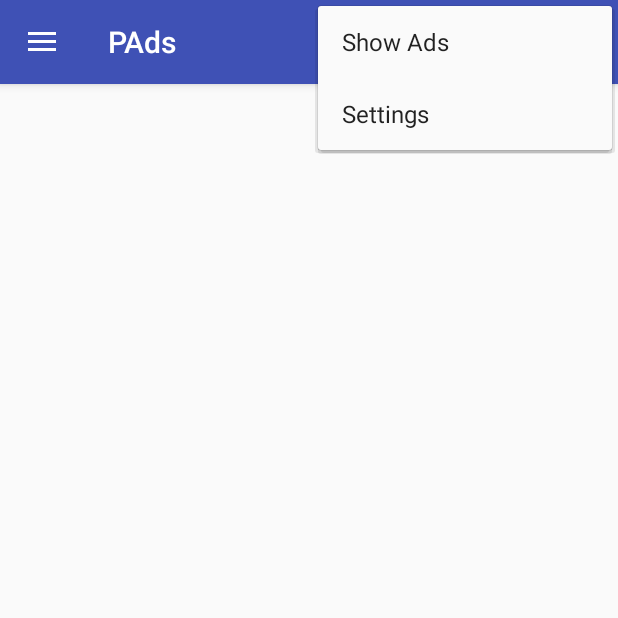
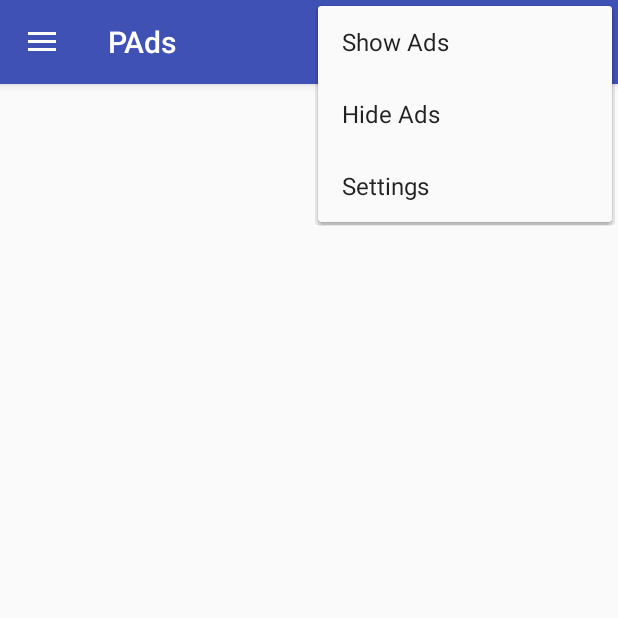
Before and after one commit to junvirgabi/PAds, an Android app: the screen it shows after launch (MainActivity), with the options menu open, on a phone screen of 412 x 824 dp, the top half of it. Run offline under Robolectric (Android 15) with nearby library versions, the phone set to English and light mode, and no system bars; libraries missing offline, so code that uses them is left out: com.facebook; 3 statements that could not run were skipped.

Commit message:
Added hide_ads in onItemOptionsSelected, added value in strings.xml, Improved Advertisement Controller

```diff
--- a/app/src/main/java/com/pads/Controllers/AdvertisementController.java
+++ b/app/src/main/java/com/pads/Controllers/AdvertisementController.java
@@ -16,53 +16,53 @@ public class AdvertisementController {
     public AdvertisementController() {
         // create all the advertisements here
         mAdvertisementsList = new ArrayList<>();
-        mAdvertisementsList.add(new Advertisement("DIGIDAY", "Shopping/Retail", R.drawable.a1));
-        mAdvertisementsList.add(new Advertisement("McDonalds", "Food/Beverages", R.drawable.a2));
-        mAdvertisementsList.add(new Advertisement("File Swap", "Computers/Technology", R.drawable.a3));
-        mAdvertisementsList.add(new Advertisement("Abel's Pet Market", "Pet Services", R.drawable.a4));
-        mAdvertisementsList.add(new Advertisement("Mcdonalds", "Food/Beverages", R.drawable.a5));
-        mAdvertisementsList.add(new Advertisement("Energy Burner", "Health/Beauty", R.drawable.a6));
-        mAdvertisementsList.add(new Advertisement("Star Wars", "Movie", R.drawable.a7));
-        mAdvertisementsList.add(new Advertisement("Last Minute Mobile", "Computers/Technology", R.drawable.a8));
-        mAdvertisementsList.add(new Advertisement("Audible", "Computers/Technology", R.drawable.a9));
-        mAdvertisementsList.add(new Advertisement("Traveling Dog.Net", "Pet Services", R.drawable.a10));
-        mAdvertisementsList.add(new Advertisement("STD ", "Internet/Software", R.drawable.a11));
-        mAdvertisementsList.add(new Advertisement("Bullwacks Casino", "Hotel", R.drawable.a12));
-        mAdvertisementsList.add(new Advertisement("Citi Bank", "Bank", R.drawable.a13));
-        mAdvertisementsList.add(new Advertisement("Yahoo", "Media/News/Publishing", R.drawable.a14));
-        mAdvertisementsList.add(new Advertisement("3D Issue", "Media/News/Publishing", R.drawable.a15));
-        mAdvertisementsList.add(new Advertisement("FedEx", "Product/Service", R.drawable.a16));
-        mAdvertisementsList.add(new Advertisement("Ikea", "Furniture", R.drawable.a17));
-        mAdvertisementsList.add(new Advertisement("IMBA", "Cause", R.drawable.a18));
-        mAdvertisementsList.add(new Advertisement("Clearance", "Shopping", R.drawable.a19));
-        mAdvertisementsList.add(new Advertisement("KitKat", "Food/Beverages", R.drawable.a20));
-        mAdvertisementsList.add(new Advertisement("Bendigo", "Bank", R.drawable.a21));
-        mAdvertisementsList.add(new Advertisement("Itunes", "Music", R.drawable.a22));
-        mAdvertisementsList.add(new Advertisement("GAF", "Computers/Technology", R.drawable.a23));
-        mAdvertisementsList.add(new Advertisement("Adidas", "Shopping", R.drawable.a24));
-        mAdvertisementsList.add(new Advertisement("SoftLayer", "Internet/Software", R.drawable.a25));
-        mAdvertisementsList.add(new Advertisement("Quiz", "Internet/Software", R.drawable.a26));
-        mAdvertisementsList.add(new Advertisement("Unleash", "Electronics", R.drawable.a27));
-        mAdvertisementsList.add(new Advertisement("DiabetesAA", "Health/Medical/Pharmacy", R.drawable.a28));
-        mAdvertisementsList.add(new Advertisement("Chase", "Product/Service", R.drawable.a29));
-        mAdvertisementsList.add(new Advertisement("Hawaii Smart Shopper", "Shopping/Retail", R.drawable.a30));
-        mAdvertisementsList.add(new Advertisement("Bradleys", "Product/Service", R.drawable.a31));
-        mAdvertisementsList.add(new Advertisement("BookHotel", "Hotel", R.drawable.a32));
-        mAdvertisementsList.add(new Advertisement("Deals", "Shopping", R.drawable.a33));
-        mAdvertisementsList.add(new Advertisement("SpringNote", "Internet/Software", R.drawable.a34));
-        mAdvertisementsList.add(new Advertisement("Hobby/Lobby", "Travel/Leisure", R.drawable.a35));
-        mAdvertisementsList.add(new Advertisement("Discover", "Retail and consumer merchandise", R.drawable.a36));
-        mAdvertisementsList.add(new Advertisement("Samsung", "Appliance", R.drawable.a37));
-        mAdvertisementsList.add(new Advertisement("Radisson Blu", "Hotel", R.drawable.a38));
-        mAdvertisementsList.add(new Advertisement("Save", "Retail and consumer merchandise", R.drawable.a39));
-        mAdvertisementsList.add(new Advertisement("People", "Internet/Software", R.drawable.a40));
-        mAdvertisementsList.add(new Advertisement("Abigail's Hotel", "Pet Services", R.drawable.a41));
-        mAdvertisementsList.add(new Advertisement("Photobox", "Internet Services", R.drawable.a42));
-        mAdvertisementsList.add(new Advertisement("Mazda", "Automobiles and Parts", R.drawable.a43));
-        mAdvertisementsList.add(new Advertisement("Pop Shop", "Entertainment", R.drawable.a44));
-        mAdvertisementsList.add(new Advertisement("Low", "Business", R.drawable.a45));
-        mAdvertisementsList.add(new Advertisement("Parent Brand", "Automobiles and Parts", R.drawable.a46));
-        mAdvertisementsList.add(new Advertisement("Toy Story", "Entertainment", R.drawable.a47));
+        mAdvertisementsList.add(new Advertisement("http://digiday.com/","DIGIDAY", "Media/News/Publishing", R.drawable.a1));
+        mAdvertisementsList.add(new Advertisement("https://www.mcdonalds.com.ph/","McDonalds", "Food/Beverages", R.drawable.a2));
+        mAdvertisementsList.add(new Advertisement("https://www.fileswap.com/","File Swap", "Computers/Technology", R.drawable.a3));
+        mAdvertisementsList.add(new Advertisement("http://www.abelpetsupply.com/","Abel's Pet Market", "Pet Services", R.drawable.a4));
+        mAdvertisementsList.add(new Advertisement("https://www.mcdonalds.com.ph/","Mcdonalds", "Food/Beverages", R.drawable.a5));
+        mAdvertisementsList.add(new Advertisement("http://burnerenergy.com/services/","Energy Burner", "Health/Beauty", R.drawable.a6));
+        mAdvertisementsList.add(new Advertisement("http://www.starwars.com/","Star Wars", "Movie", R.drawable.a7));
+        mAdvertisementsList.add(new Advertisement("http://m.lastminute.com/","Last Minute Mobile", "Computers/Technology", R.drawable.a8));
+        mAdvertisementsList.add(new Advertisement("http://www.amazon.com/b?node=2402172011","Audible", "Computers/Technology", R.drawable.a9));
+        mAdvertisementsList.add(new Advertisement("http://www.dogtravelcompany.net/","Traveling Dog.Net", "Pet Services", R.drawable.a10));
+        mAdvertisementsList.add(new Advertisement("https://en.wikipedia.org/wiki/Internet_Standard","STD ", "Internet/Software", R.drawable.a11));
+        mAdvertisementsList.add(new Advertisement("https://www.tripadvisor.com.ph/Attraction_Review-g33319-d276039-Reviews-Bullwhackers_Casino-Black_Hawk_Colorado.html","Bullwacks Casino", "Hotel", R.drawable.a12));
+        mAdvertisementsList.add(new Advertisement("https://www.citibank.com.ph/portal/citiph_home.htm","Citi Bank", "Bank", R.drawable.a13));
+        mAdvertisementsList.add(new Advertisement("http://yahoomail.com/","Yahoo", "Media/News/Publishing", R.drawable.a14));
+        mAdvertisementsList.add(new Advertisement("https://www.3dissue.com/","3D Issue", "Media/News/Publishing", R.drawable.a15));
+        mAdvertisementsList.add(new Advertisement("http://www.fedex.com/us/","  FedEx", "Product/Service", R.drawable.a16));
+        mAdvertisementsList.add(new Advertisement("http://www.ikea.com/","Ikea", "Furniture", R.drawable.a17));
+        mAdvertisementsList.add(new Advertisement("https://www.imba.com/","IMBA", "Cause", R.drawable.a18));
+        mAdvertisementsList.add(new Advertisement("https://en.wikipedia.org/wiki/Clearance","Clearance", "Shopping", R.drawable.a19));
+        mAdvertisementsList.add(new Advertisement("https://www.kitkat.com/","KitKat", "Food/Beverages", R.drawable.a20));
+        mAdvertisementsList.add(new Advertisement("https://www.bendigobank.com.au/public/","Bendigo", "Bank", R.drawable.a21));
+        mAdvertisementsList.add(new Advertisement("http://www.apple.com/itunes/","Itunes", "Music", R.drawable.a22));
+        mAdvertisementsList.add(new Advertisement("http://www.gaf.com/","GAF", "Computers/Technology", R.drawable.a23));
+        mAdvertisementsList.add(new Advertisement("http://shop.adidas.com.ph/?gclid=Cj0KEQjw5Z63BRCLqqLtpc6dk7gBEiQA0OuhsLRQSX5m9kkstuwkcu_KoRScG-H7OlAmcDJmscFxBygaAmLs8P8HAQ","Adidas", "Shopping", R.drawable.a24));
+        mAdvertisementsList.add(new Advertisement("http://www.softlayer.com/info/break-boundaries-compute?utm_source=google&utm_medium=cpc&utm_content=Brand_-_SoftLayer&utm_campaign=AP_-_ASEAN_-_English_-_Philippines_-_Search_-_Google_-_Brand&utm_term=softlayer&matchtype=e&_bt=95792409482&_bk=softlayer&_bm=e&adgroup=Brand_-_SoftLayer","SoftLayer", "Internet/Software", R.drawable.a25));
+        mAdvertisementsList.add(new Advertisement("http://www.buzzfeed.com/quizzes","Quiz", "Internet/Software", R.drawable.a26));
+        mAdvertisementsList.add(new Advertisement("http://www.merriam-webster.com/dictionary/unleash","Unleash", "Electronics", R.drawable.a27));
+        mAdvertisementsList.add(new Advertisement("http://www.medicalnewstoday.com/info/diabetes/","DiabetesAA", "Health/Medical/Pharmacy", R.drawable.a28));
+        mAdvertisementsList.add(new Advertisement("https://www.chase.com/","Chase", "Product/Service", R.drawable.a29));
+        mAdvertisementsList.add(new Advertisement("http://sanctuaries.noaa.gov/dolphinsmart/operator_corner/hawaii.html","Hawaii Smart Shopper", "Shopping/Retail", R.drawable.a30));
+        mAdvertisementsList.add(new Advertisement("http://www.bradleysautoplace.com/index.shtml","Bradleys", "Product/Service", R.drawable.a31));
+        mAdvertisementsList.add(new Advertisement("http://www.booking.com/index.html?aid=309654;label=booking-be-en-ausnz-gmEAI8uzGCctloWLxbyGqAS49564843372:pl:ta:p1:p2812,000:ac:ap1t1:neg:fi:tikwd-22550641:lp1011159:li:dec:dm;ws=&gclid=Cj0KEQjw5Z63BRCLqqLtpc6dk7gBEiQA0OuhsC4U2FlVOJ-1zgIKVB18YRxjeIlsPK23_bIw40LogVMaAqLp8P8HAQ","BookHotel", "Hotel", R.drawable.a32));
+        mAdvertisementsList.add(new Advertisement("http://www.metrodeal.com/online-shopping","Deals", "Shopping", R.drawable.a33));
+        mAdvertisementsList.add(new Advertisement("http://download.cnet.com/Springnote/3000-18483_4-10770979.html","SpringNote", "Internet/Software", R.drawable.a34));
+        mAdvertisementsList.add(new Advertisement("http://www.hobbylobby.com/","Hobby/Lobby", "Travel/Leisure", R.drawable.a35));
+        mAdvertisementsList.add(new Advertisement("https://www.discover.com/","Discover", "Retail and consumer merchandise", R.drawable.a36));
+        mAdvertisementsList.add(new Advertisement("http://www.samsung.com/ph/home/","Samsung", "Appliance", R.drawable.a37));
+        mAdvertisementsList.add(new Advertisement("https://www.radissonblu.com/en?facilitator=GOOGLECHAP&csref=se.bmm_corebrand_AP-Radisson.blu-cb_Core.Brand_radisson.blu_Exact","Radisson Blu", "Hotel", R.drawable.a38));
+        mAdvertisementsList.add(new Advertisement("http://www.thesaurus.com/browse/save","Save", "Retail and consumer merchandise", R.drawable.a39));
+        mAdvertisementsList.add(new Advertisement("http://www.people.com/people/","People", "Internet/Software", R.drawable.a40));
+        mAdvertisementsList.add(new Advertisement("http://www.booking.com/searchresults.en-gb.html?aid=311984;label=abigail-s-IVTZx1mtXyrLkS6QS8OuTQS78676191182%3Apl%3Ata%3Ap1%3Ap2%3Aac%3Aap1t1%3Aneg%3Afi%3Atikwd-1634232614%3Alp1011159%3Ali%3Adec%3Adm;sid=a9e1e3a35533fbf56d7cf8b0e60aec29;dcid=12;dest_id=-575350;dest_type=city;highlighted_hotels=185433;hlrd=1;redirected=1;source=hotel&tfl_cwh=1","Abigail's Hotel", "Pet Services", R.drawable.a41));
+        mAdvertisementsList.add(new Advertisement("https://www.photobox.co.uk/a/","Photobox", "Internet Services", R.drawable.a42));
+        mAdvertisementsList.add(new Advertisement("http://www.mazda.ph/","Mazda", "Automobiles and Parts", R.drawable.a43));
+        mAdvertisementsList.add(new Advertisement("http://www.thepopshopusa.com/","Pop Shop", "Entertainment", R.drawable.a44));
+        mAdvertisementsList.add(new Advertisement("http://www.chairkickers.com/","Low", "Business", R.drawable.a45));
+        mAdvertisementsList.add(new Advertisement("http://www.mbaskool.com/business-concepts/marketing-and-strategy-terms/6759-parent-brand.html","Parent Brand", "Automobiles and Parts", R.drawable.a46));
+        mAdvertisementsList.add(new Advertisement("https://en.wikipedia.org/wiki/Toy_Story","Toy Story", "Entertainment", R.drawable.a47));
 
     }
 
--- a/app/src/main/java/com/pads/Entities/Advertisement.java
+++ b/app/src/main/java/com/pads/Entities/Advertisement.java
@@ -7,6 +7,23 @@ public class Advertisement {
     private String mAdName;
     private String mAdCategory;
     private int mImgId;
+
+    public String getUrl() {
+        return url;
+    }
+
+    public void setUrl(String url) {
+        this.url = url;
+    }
+
+    private String url;
+
+    public Advertisement(String url, String mAdName, String mAdCategory, int mImgId) {
+        this.url = url;
+        this.mImgId = mImgId;
+        this.mAdCategory = mAdCategory;
+        this.mAdName = mAdName;
+    }
 
     public Advertisement(String mAdName, String mAdCategory, int mImgId) {
         this.mAdName = mAdName;
--- a/app/src/main/java/com/pads/MainActivity.java
+++ b/app/src/main/java/com/pads/MainActivity.java
@@ -78,6 +78,8 @@ public class MainActivity extends AppCompatActivity implements NavigationView.On
             return true;
         } else if (id == R.id.action_show_ads) {
             new getAds().execute();
+        } else if (id == R.id.action_hide_ads){
+            new getAds().cancel(true);
         }
 
         return super.onOptionsItemSelected(item);
--- a/app/src/main/res/menu/menu_main.xml
+++ b/app/src/main/res/menu/menu_main.xml
@@ -7,6 +7,12 @@
         android:id="@+id/action_show_ads"
         android:title="@string/action_show_ads"
         app:showAsAction="never" />
+    <item
+        android:id="@+id/action_hide_ads"
+        android:title="@string/action_hide_ads"
+        app:showAsAction="never"
+        />
+
 
     <item
         android:id="@+id/action_settings"
--- a/app/src/main/res/values/strings.xml
+++ b/app/src/main/res/values/strings.xml
@@ -10,5 +10,6 @@
     <string name="navigation_drawer_close">Close navigation drawer</string>
     <string name="eula">PAds (Pointed Advertisements) is an application add on that integrates mobile banner ads into this application. Its main function is to push advertisements that is relevant and tailored to your interests. For this to work, first, you will have to login to your Facebook account below and approve the needed permission. The security of your Personal Information is important to us and is kept confidential.</string>
     <string name="action_show_ads">Show Ads</string>
+    <string name="action_hide_ads">Hide Ads</string>
 
 </resources>
```
